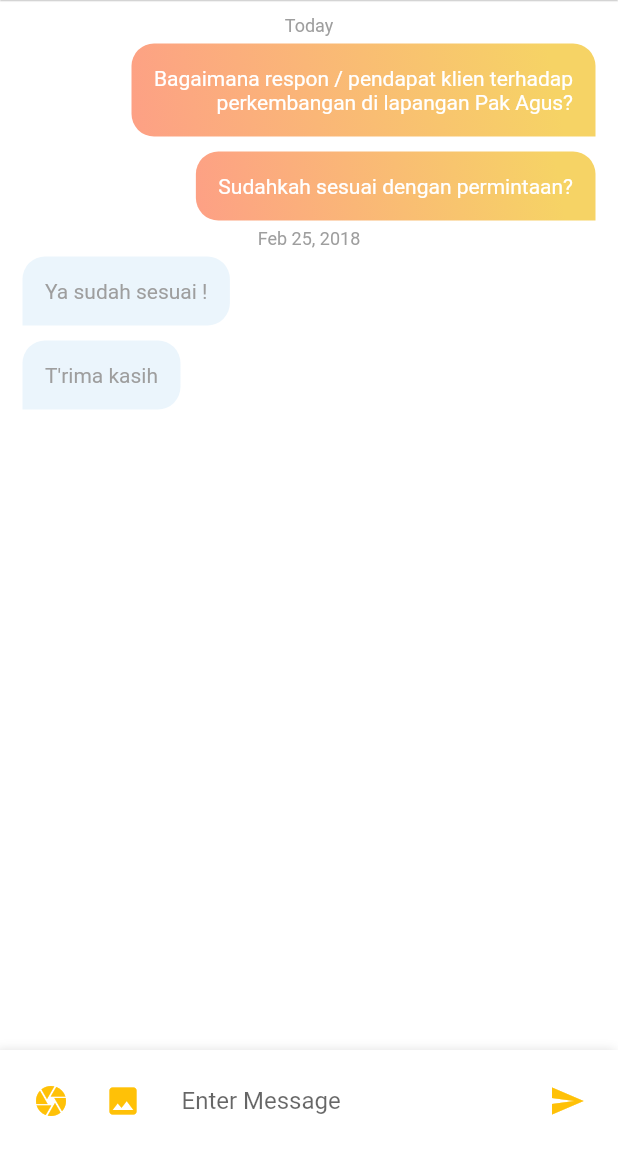
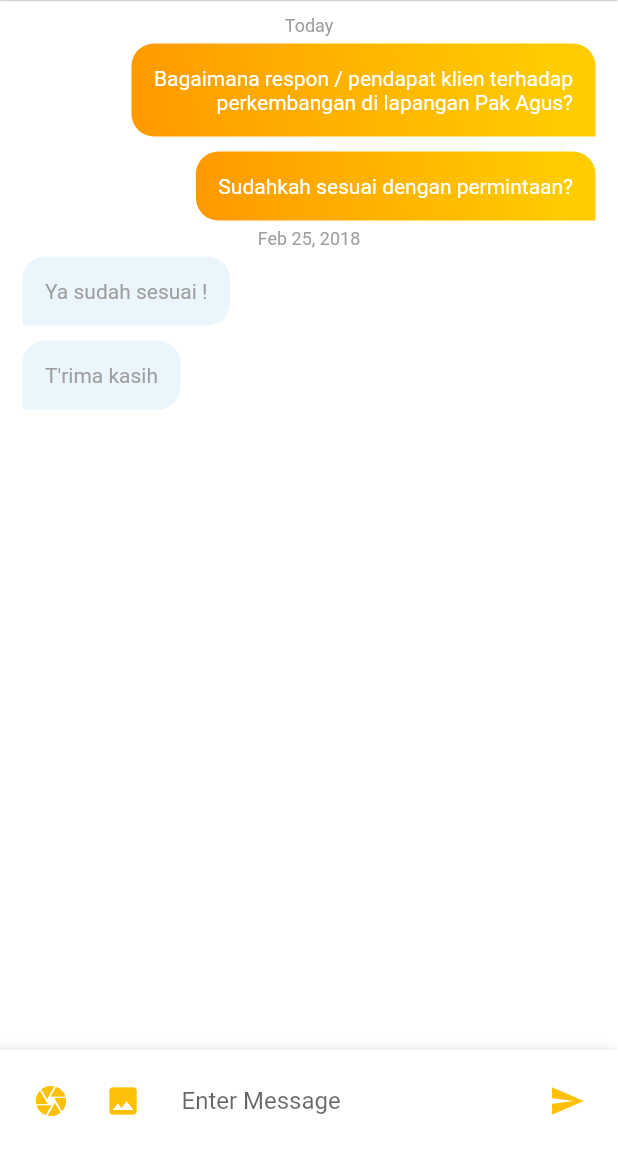
Before and after one commit to qisashasanudin/bangunin_id, a Flutter app: the ChatDetails screen opened directly, on a phone screen of 412 x 824 dp, the part 84-1236 px from its top. Run offline on Flutter 3.47's test engine with Material 2 defaults, Android fonts, the phone set to English and light mode, and no system bars; our stand-ins replace cloud_firestore, firebase_auth, firebase_core, firebase_storage, flutter_speed_dial, flutter_spinkit and 5 more; accounts and stored records are empty.

Commit message:
color change

```diff
--- a/lib/screens/mainmenu/messages/chat_details.dart
+++ b/lib/screens/mainmenu/messages/chat_details.dart
@@ -184,8 +184,8 @@ class Bubble extends StatelessWidget {
                               1
                             ],
                           colors: [
-                              Color(0xFFF6D365),
-                              Color(0xFFFDA085),
+                              Color(0xFFFFCC00),
+                              Color(0xFFFF9900),
                             ])
                       : LinearGradient(
                           begin: Alignment.topRight,
```
